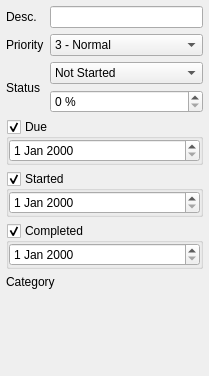
Before: the Qt Designer form src/applications/todo/taskphonedetail.ui in openmoko/qtopia, drawn with Qt 5.
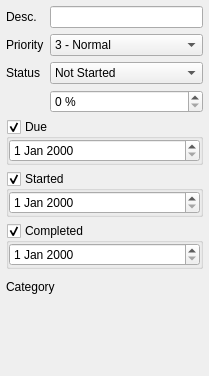
After: the same form once the commit is applied. Custom widgets are drawn as their Qt base class.

The edit to the form file:
```diff
--- a/src/applications/todo/taskphonedetail.ui
+++ b/src/applications/todo/taskphonedetail.ui
@@ -93,7 +93,7 @@
        </item>
       </widget>
      </item>
-     <item rowspan="2" row="2" column="0" >
+     <item rowspan="1" row="2" column="0" >
       <widget class="QLabel" name="TextLabel2_3_2" >
        <property name="text" >
         <string>Status</string>
@@ -231,6 +231,14 @@
     </widget>
    </item>
    <item>
+    <layout class="QHBoxLayout" >
+     <property name="margin" >
+      <number>0</number>
+     </property>
+     <property name="spacing" >
+      <number>6</number>
+     </property>
+     <item>
     <widget class="QLabel" name="TextLabel2_6_2" >
      <property name="sizePolicy" >
       <sizepolicy>
@@ -262,6 +270,8 @@
       </size>
      </property>
     </widget>
+     </item>
+    </layout>
    </item>
    <item>
     <spacer>
```
Lines whose indentation alone changed are shown as unchanged.
